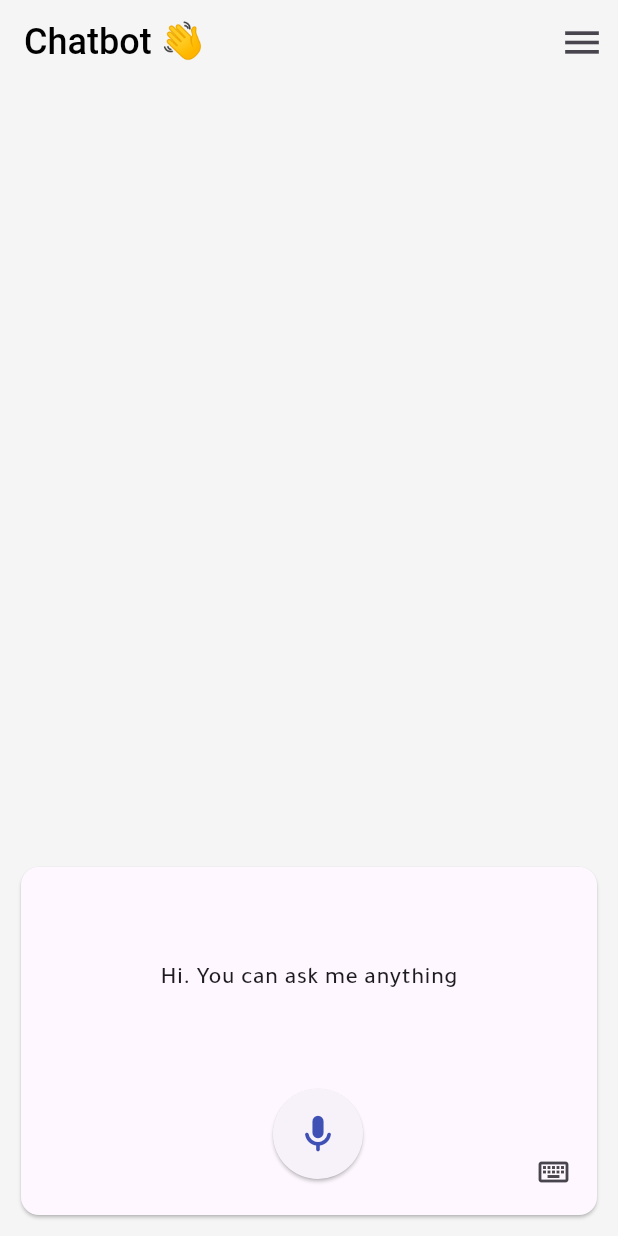
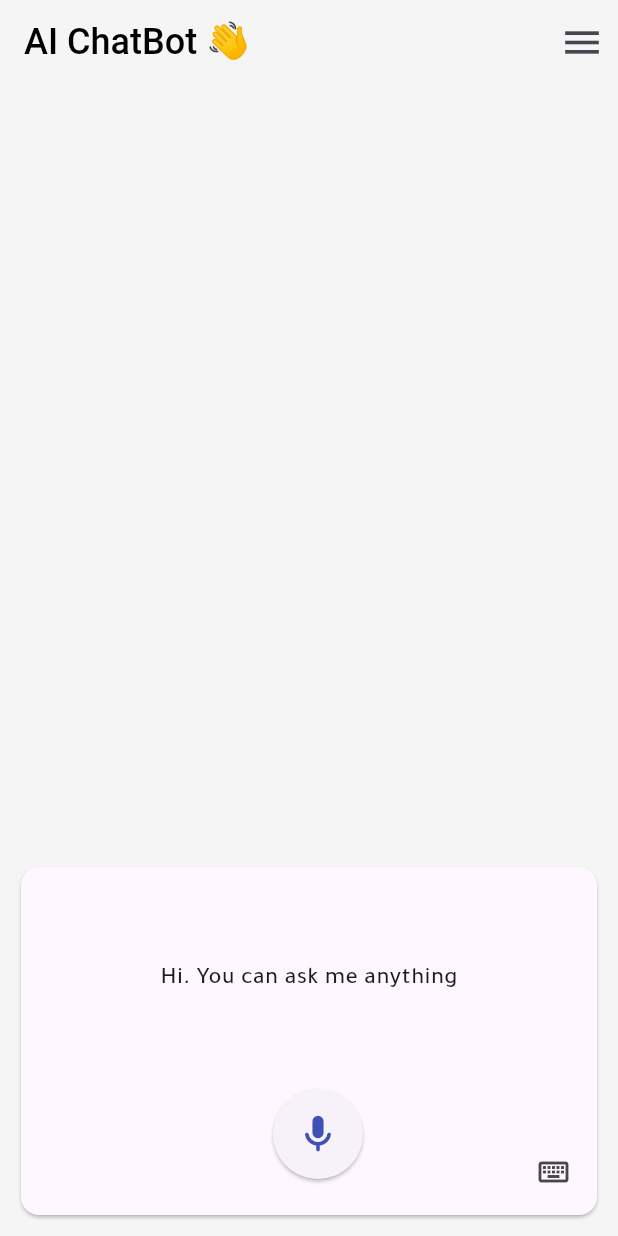
Before and after one commit to ModatherAli/chatbot, a Flutter app: the screen it shows after launch, after a tap on the "mic" icon, on a phone screen of 412 x 824 dp. Run offline on Flutter 3.47's test engine with Material 2 defaults, Android fonts, the light colour scheme and no system bars; drawn by our look-alikes of auto_size_text; our stand-ins replace animated_splash_screen, animated_text_kit, dropdown_button2, flutter_easyloading, get, page_transition and 4 more; accounts and stored records are empty.

Commit message:
new update

```diff
--- a/lib/controller/settings_controller.dart
+++ b/lib/controller/settings_controller.dart
@@ -9,7 +9,6 @@ class SettingsController extends GetxController {
   bool? isDark;
   String appLocal = 'ar';
   String voiceLocal = 'ar';
-  bool isFirstImage = true;
 
   Future init() async {
     _sharedPreferences = await SharedPreferences.getInstance();
--- a/lib/main.dart
+++ b/lib/main.dart
@@ -58,7 +58,7 @@ class _MyAppState extends State<MyApp> {
   Widget build(BuildContext context) {
     return GetBuilder<SettingsController>(builder: (themeController) {
       return GetMaterialApp(
-        title: 'Chatbot',
+        title: 'AI ChatBot',
         theme: lightTheme,
         darkTheme: darkTheme,
         themeMode: _settingsController.getThemeMode(),
--- a/lib/screens/chat/chat_screen.dart
+++ b/lib/screens/chat/chat_screen.dart
@@ -83,7 +83,7 @@ class _ChatScreenState extends State<ChatScreen> {
     return Scaffold(
       resizeToAvoidBottomInset: true,
       appBar: AppBar(
-        title: const Text('Chatbot 👋'),
+        title: const Text('AI ChatBot 👋'),
         elevation: 0,
         actions: [
           IconButton(
```
Also changed, not shown: 1 other file.
